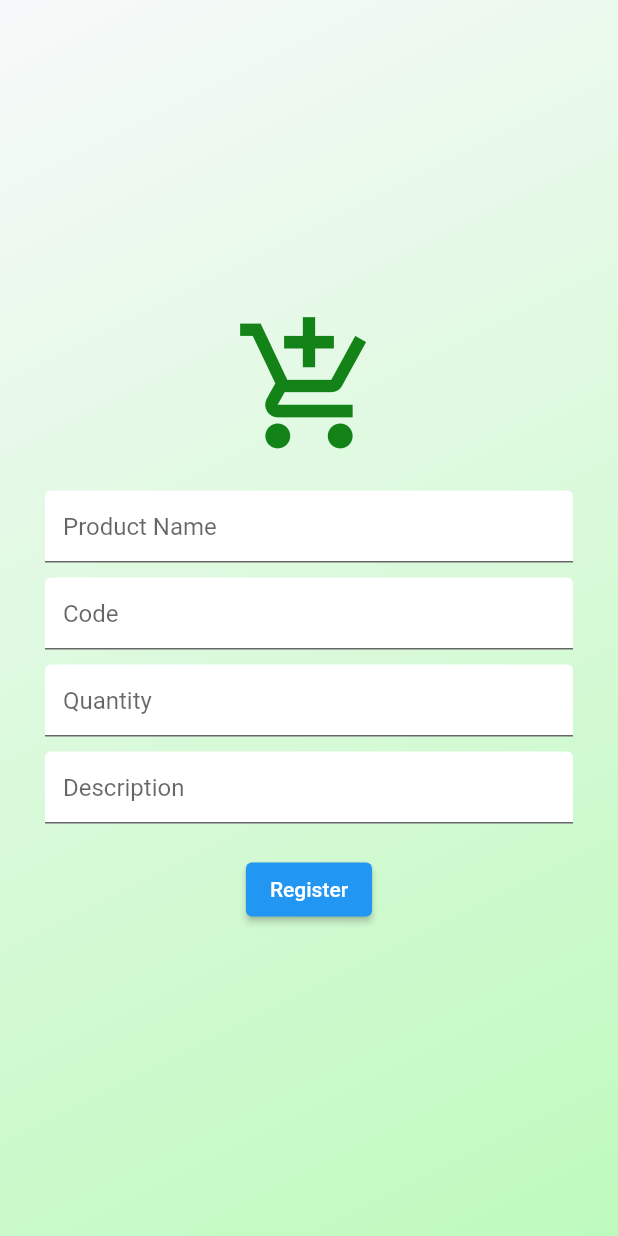
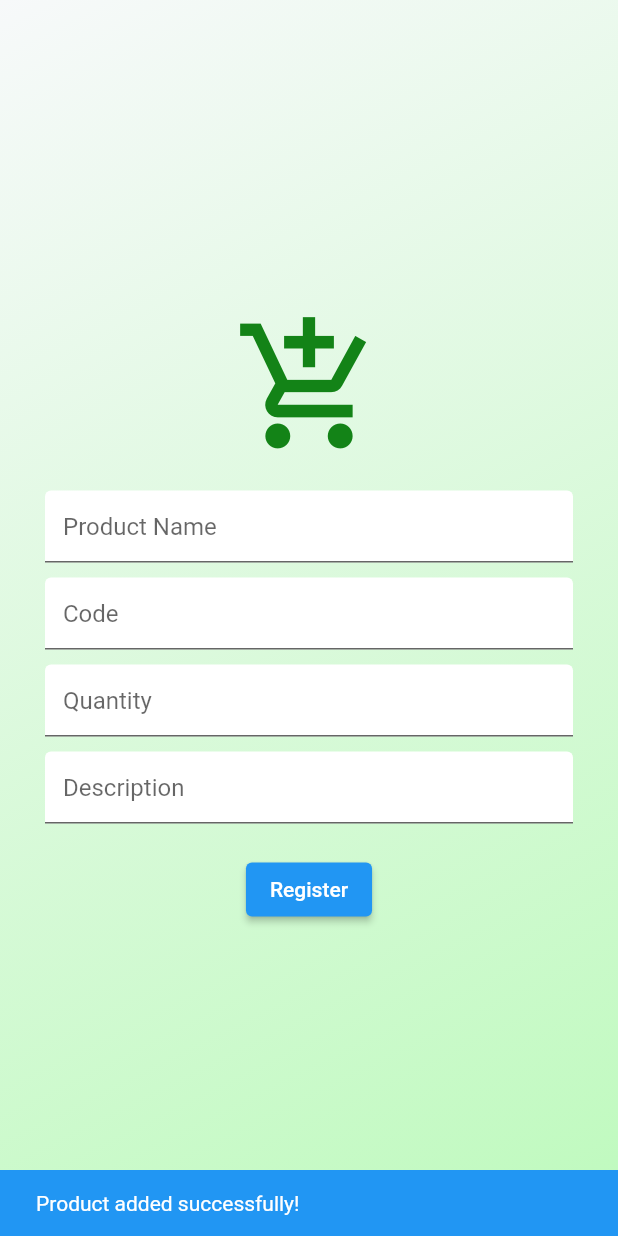
Before and after one commit to karolalencar/aa2-desenvolvimento-movel, a Flutter app: the ProductsForm screen opened directly, after a tap on "Register", on a phone screen of 412 x 824 dp. Run offline on Flutter 3.47's test engine with Material 2 defaults, Android fonts, the phone set to English and light mode, and no system bars; generated files the repository leaves out were written again; network calls fail.

Commit message:
Product creation implemented

```diff
--- a/lib/components/products_form.dart
+++ b/lib/components/products_form.dart
@@ -10,13 +10,13 @@ TextEditingController descriptionController = TextEditingController();
 TextEditingController amountController = TextEditingController();
 
 Future<void> createProduct() async {
-  final url = Uri.parse('http://192.168.0.104:5000/products');
+  final url = Uri.parse('http://192.168.18.219:5000/products');
 
   final Map<String, dynamic> requestData = {
     'name': nameController.text,
     'code': codeController.text,
-    'amount': amountController,
-    'description': descriptionController,
+    'amount': amountController.text,
+    'description': descriptionController.text,
   };
 
   final response = await http.put(
@@ -42,10 +42,13 @@ class ProductsForm extends StatefulWidget {
 }
 
 class _ProductsFormState extends State<ProductsForm> {
+  final GlobalKey<ScaffoldState> _scaffoldKey = GlobalKey<ScaffoldState>();
+
   @override
   Widget build(BuildContext context) {
     return Scaffold(
       //backgroundColor: Colors.green, // Plano de fundo verde
+      key: _scaffoldKey,
       body: Container(
         decoration: const BoxDecoration(
           gradient: LinearGradient(
@@ -70,6 +73,7 @@ class _ProductsFormState extends State<ProductsForm> {
               Padding(
                 padding: const EdgeInsets.symmetric(horizontal: 30),
                 child: TextFormField(
+                  controller: nameController,
                   decoration: InputDecoration(
                     hintText: AppLocalizations.of(context)!.name,
                     fillColor: Colors.white,
@@ -81,7 +85,7 @@ class _ProductsFormState extends State<ProductsForm> {
               Padding(
                 padding: const EdgeInsets.symmetric(horizontal: 30),
                 child: TextFormField(
-                  obscureText: true,
+                  controller: codeController,
                   decoration: InputDecoration(
                     hintText: AppLocalizations.of(context)!.code_F,
                     fillColor: Colors.white,
@@ -93,7 +97,8 @@ class _ProductsFormState extends State<ProductsForm> {
               Padding(
                 padding: const EdgeInsets.symmetric(horizontal: 30),
                 child: TextFormField(
-                  obscureText: true,
+                  controller: amountController,
+                  keyboardType: TextInputType.number,
                   decoration: InputDecoration(
                     hintText: AppLocalizations.of(context)!.quant_F,
                     fillColor: Colors.white,
@@ -105,7 +110,7 @@ class _ProductsFormState extends State<ProductsForm> {
               Padding(
                 padding: const EdgeInsets.symmetric(horizontal: 30),
                 child: TextFormField(
-                  obscureText: true,
+                  controller: descriptionController,
                   decoration: InputDecoration(
                     hintText: AppLocalizations.of(context)!.desc_F,
                     fillColor: Colors.white,
@@ -116,8 +121,23 @@ class _ProductsFormState extends State<ProductsForm> {
               const SizedBox(height: 20),
               ElevatedButton(
                 onPressed: () {
-                  // Lógica para o botão de submit
                   createProduct();
+
+                  nameController.clear();
+                  codeController.clear();
+                  amountController.clear();
+                  descriptionController.clear();
+
+                  ScaffoldMessenger.of(context).showSnackBar(const SnackBar(
+                    content: Text(
+                      'Product added successfully!',
+                    ),
+                    backgroundColor: Colors.blue,
+                    duration: Duration(seconds: 2),
+                  ));
+                  Future.delayed(Duration(seconds: 2), () {
+                    Navigator.pop(context);
+                  });
                 },
                 style: ElevatedButton.styleFrom(
                   backgroundColor: Theme.of(context).colorScheme.primary,
--- a/lib/main.dart
+++ b/lib/main.dart
@@ -10,7 +10,7 @@ import 'package:aa2_desenvolvimento_movel/models/product.dart';
 
 Future<List<Product>> fetchProducts() async {
   final response =
-      await http.get(Uri.parse('http://192.168.0.104:5000/products'));
+      await http.get(Uri.parse('http://192.168.18.219:5000/products'));
 
   if (response.statusCode == 200) {
     List<dynamic> jsonData = jsonDecode(response.body);
```
Also changed, not shown: 1 other file.
